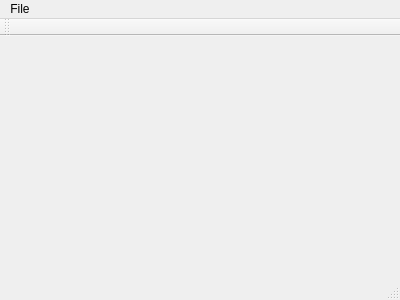
Above: mainwindow.ui from DmytroHaponov/LinesMVP before the change. Below: the same form after it.
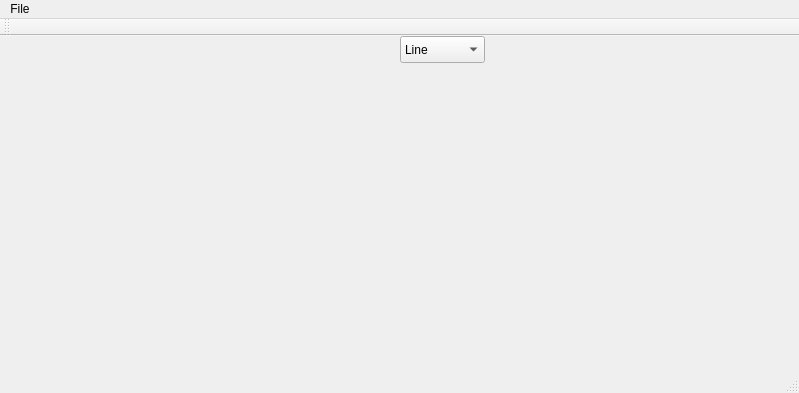
That is the form after the change.

Commit message: all Primitives are drawn, 	STILL only 1 at a time!

Diff of the .ui file:
```diff
--- a/mainwindow.ui
+++ b/mainwindow.ui
@@ -6,21 +6,47 @@
    <rect>
     <x>0</x>
     <y>0</y>
-    <width>400</width>
-    <height>300</height>
+    <width>799</width>
+    <height>393</height>
    </rect>
   </property>
   <property name="windowTitle">
    <string>MainWindow</string>
   </property>
-  <widget class="QWidget" name="centralWidget"/>
+  <widget class="QWidget" name="centralWidget">
+   <widget class="QComboBox" name="comboBox">
+    <property name="geometry">
+     <rect>
+      <x>400</x>
+      <y>0</y>
+      <width>85</width>
+      <height>27</height>
+     </rect>
+    </property>
+    <item>
+     <property name="text">
+      <string>Line</string>
+     </property>
+    </item>
+    <item>
+     <property name="text">
+      <string>Rectangle</string>
+     </property>
+    </item>
+    <item>
+     <property name="text">
+      <string>Ellipse</string>
+     </property>
+    </item>
+   </widget>
+  </widget>
   <widget class="QMenuBar" name="menuBar">
    <property name="geometry">
     <rect>
      <x>0</x>
      <y>0</y>
-     <width>400</width>
-     <height>21</height>
+     <width>799</width>
+     <height>25</height>
     </rect>
    </property>
    <widget class="QMenu" name="menuFile">
@@ -38,7 +64,7 @@
     <enum>TopToolBarArea</enum>
    </attribute>
    <attribute name="toolBarBreak">
-    <bool>false</bool>
+    <bool>true</bool>
    </attribute>
   </widget>
   <widget class="QStatusBar" name="statusBar"/>
```
The commit also changes 2 other files.
